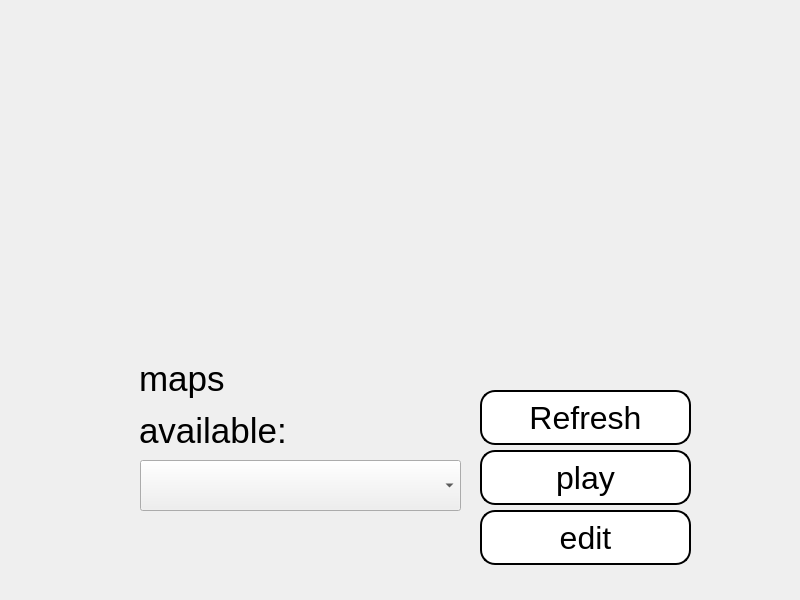
Old version of the form client_src/QT/map_editor_lobby.ui in the repository Taller-de-Programacion-1-1C2024-GRUPO1/TP-Jazz-Jackrabbit-2.
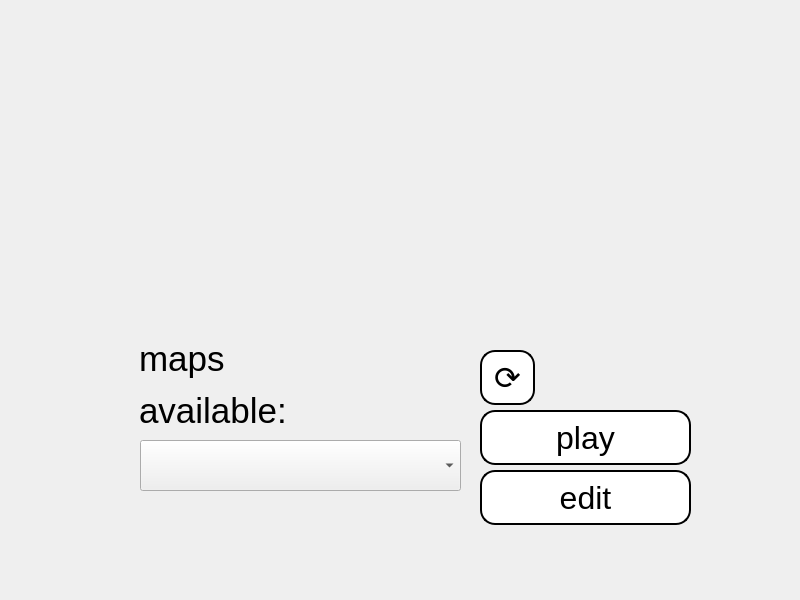
New version of the form.

```diff
--- a/client_src/QT/map_editor_lobby.ui
+++ b/client_src/QT/map_editor_lobby.ui
@@ -17,7 +17,7 @@
    <property name="geometry">
     <rect>
      <x>140</x>
-     <y>460</y>
+     <y>440</y>
      <width>321</width>
      <height>51</height>
     </rect>
@@ -27,7 +27,7 @@
    <property name="geometry">
     <rect>
      <x>139</x>
-     <y>350</y>
+     <y>330</y>
      <width>321</width>
      <height>111</height>
     </rect>
@@ -45,8 +45,8 @@
    <property name="geometry">
     <rect>
      <x>480</x>
-     <y>390</y>
-     <width>211</width>
+     <y>350</y>
+     <width>55</width>
      <height>55</height>
     </rect>
    </property>
@@ -59,14 +59,14 @@
     <string notr="true">background-color: white; border: 2px solid black; border-radius: 15px; padding: 5px;</string>
    </property>
    <property name="text">
-    <string>Refresh</string>
+    <string>⟳</string>
    </property>
   </widget>
   <widget class="QPushButton" name="btnPlay">
    <property name="geometry">
     <rect>
      <x>480</x>
-     <y>450</y>
+     <y>410</y>
      <width>211</width>
      <height>55</height>
     </rect>
@@ -87,7 +87,7 @@
    <property name="geometry">
     <rect>
      <x>480</x>
-     <y>510</y>
+     <y>470</y>
      <width>211</width>
      <height>55</height>
     </rect>
```
